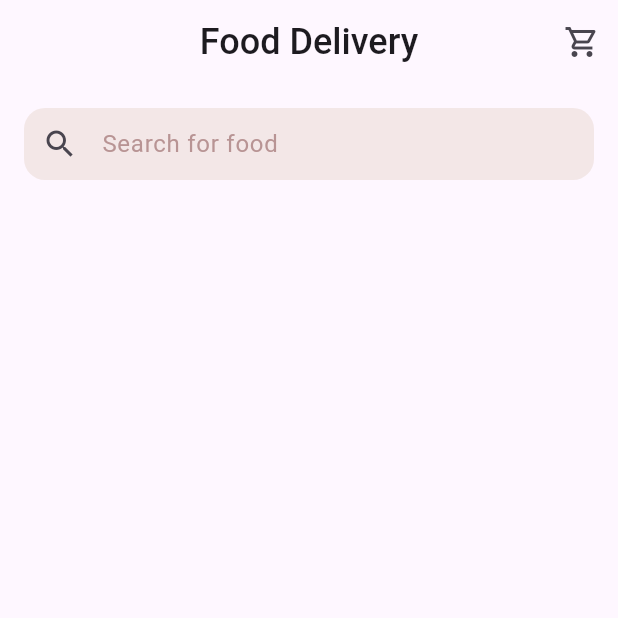
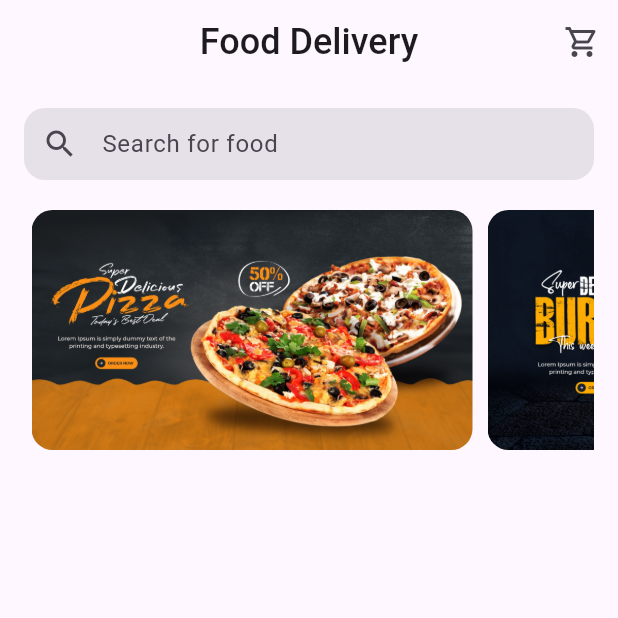
Before and after one commit to OmarAfifi-CSE/DEPI-Flutter, a Flutter app: the screen it shows after launch, on a phone screen of 412 x 824 dp, the top half of it. Run offline on Flutter 3.47's test engine with Material 3 defaults, Android fonts, the phone set to English and light mode, and no system bars; drawn by our look-alikes of carousel_slider.

Commit message:
create carousel

```diff
--- a/task6/lib/screens/home_screen.dart
+++ b/task6/lib/screens/home_screen.dart
@@ -1,3 +1,4 @@
+import 'package:carousel_slider/carousel_slider.dart';
 import 'package:flutter/material.dart';
 
 class HomeScreen extends StatelessWidget {
@@ -28,18 +29,46 @@ class HomeScreen extends StatelessWidget {
                 decoration: InputDecoration(
                   prefixIcon: const Icon(Icons.search),
                   hintText: 'Search for food',
-                  hintStyle: const TextStyle(
-                    color: Color(0xffB89494),
-                  ),
                   contentPadding: EdgeInsets.symmetric(vertical: 12.0),
                   border: OutlineInputBorder(
                     borderRadius: BorderRadius.circular(14),
                     borderSide: BorderSide.none,
                   ),
                   filled: true,
-                  fillColor: Color(0xffF3E7E7),
                 ),
               ),
+              const SizedBox(height: 20),
+              CarouselSlider(
+                options: CarouselOptions(height: 160.0,
+                  initialPage: 0,
+                  autoPlay: true,
+                  autoPlayInterval: const Duration(seconds: 3),
+                  autoPlayAnimationDuration: const Duration(milliseconds: 800),
+                  enableInfiniteScroll: false,
+                  padEnds: false
+                ),
+                items: [1,2,3].map((i) {
+                  return Builder(
+                    builder: (BuildContext context) {
+                      return Container(
+                          width: MediaQuery.of(context).size.width,
+                          margin: EdgeInsets.symmetric(horizontal: 5.0),
+                          decoration: BoxDecoration(
+
+                          ),
+                          child: ClipRRect(
+                            borderRadius: BorderRadius.circular(14),
+                            child: Image.asset(
+                              'assets/images/carousel_item_$i.jpg',
+                              fit: BoxFit.cover,
+                            ),
+                          )
+                      );
+                    },
+                  );
+                }).toList(),
+              )
+
             ],
           ),
         ),
```
Also changed, not shown: task6/pubspec.yaml (+3 -63 lines), task6/assets/images/carousel_item_1.jpg (added), task6/assets/images/carousel_item_2.jpg (added), task6/assets/images/carousel_item_3.jpg (added), task6/assets/images/item_1.jpg (added), task6/assets/images/item_2.jpg (added), task6/assets/images/item_3.jpg (added), task6/pubspec.lock, 1 other file.
